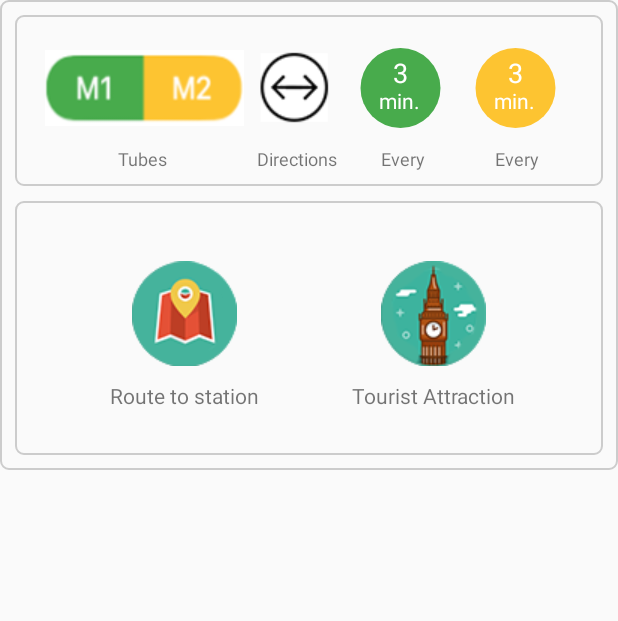
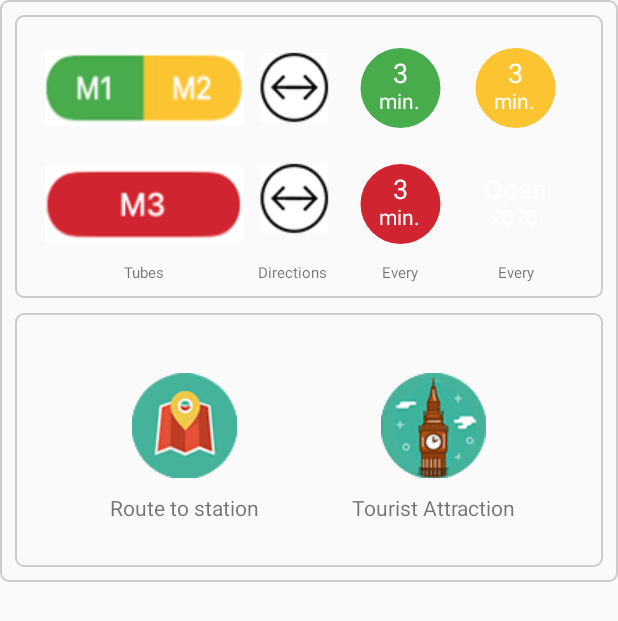
Before and after one commit to am263129/android-railway-station, an Android app: the layout popup_dialog.xml on its own in the app's theme, with its tools: preview values and no code run, on a phone screen of 412 x 824 dp. Shown: the top 621 px of the screen. Run offline under Robolectric (Android 15) with nearby library versions, the phone set to English and light mode, and no system bars; plain views replace RoundedImageView.

Commit message:
step 31
m1m2m3m4 fixed

```diff
--- a/app/src/main/res/layout/popup_dialog.xml
+++ b/app/src/main/res/layout/popup_dialog.xml
@@ -193,7 +193,7 @@
                 android:layout_height="match_parent"
                 android:orientation="horizontal"
                 android:padding="10dp"
-                android:visibility="gone">
+                android:visibility="visible">
 
                 <ImageView
                     android:id="@+id/tr_name_2"
@@ -201,6 +201,7 @@
                     android:layout_height="wrap_content"
                     android:layout_weight="4"
                     app:srcCompat="@drawable/m3" />
+
 
 
                 <ImageView
@@ -257,12 +258,14 @@
                 </RelativeLayout>
 
                 <RelativeLayout
+
                     android:layout_width="10dp"
                     android:layout_height="match_parent"
                     android:layout_weight="2"
                     android:visibility="visible">
 
                     <com.makeramen.roundedimageview.RoundedImageView
+                        android:id="@+id/time_2_2"
                         android:layout_width="match_parent"
                         android:layout_height="match_parent"
                         android:layout_weight="1"
@@ -275,6 +278,7 @@
                         app:riv_oval="false" />
 
                     <TextView
+                        android:id="@+id/time_2_2_text"
                         android:layout_width="match_parent"
                         android:layout_height="wrap_content"
                         android:layout_alignParentStart="true"
@@ -283,11 +287,12 @@
                         android:layout_marginTop="6dp"
                         android:layout_weight="1"
                         android:gravity="center_horizontal"
-                        android:text="3"
+                        android:text="Open"
                         android:textColor="@android:color/white"
                         android:textSize="18sp" />
 
                     <TextView
+                        android:id="@+id/label_2_2"
                         android:layout_width="match_parent"
                         android:layout_height="wrap_content"
                         android:layout_alignParentStart="true"
@@ -297,7 +302,7 @@
                         android:layout_marginTop="27dp"
                         android:layout_weight="1"
                         android:gravity="center_horizontal"
-                        android:text="min."
+                        android:text="2020"
                         android:textColor="@android:color/white" />
                 </RelativeLayout>
             </LinearLayout>
@@ -316,18 +321,17 @@
                     android:layout_weight="4"
                     android:gravity="center"
                     android:text="Tubes"
-                    android:textSize="12sp" />
+                    android:textSize="10dp" />
 
                 <TextView
                     android:id="@+id/textView10"
                     android:layout_width="0dp"
                     android:layout_height="wrap_content"
-                    android:layout_marginLeft="5dp"
                     android:layout_weight="2"
                     android:gravity="center"
                     android:singleLine="true"
                     android:text="Directions"
-                    android:textSize="12sp" />
+                    android:textSize="10dp" />
 
                 <TextView
                     android:id="@+id/textView11"
@@ -338,7 +342,7 @@
                     android:layout_weight="2"
                     android:gravity="center"
                     android:text="Every"
-                    android:textSize="12sp" />
+                    android:textSize="10dp" />
 
                 <TextView
                     android:id="@+id/textView12"
@@ -349,7 +353,7 @@
                     android:layout_weight="2"
                     android:gravity="center"
                     android:text="Every"
-                    android:textSize="12sp" />
+                    android:textSize="10dp" />
             </LinearLayout>
         </LinearLayout>
 
```
Also changed, not shown: app/src/main/java/at/lukle/rs_map/MainActivity.java (+15 -2 lines), 1 other file.
